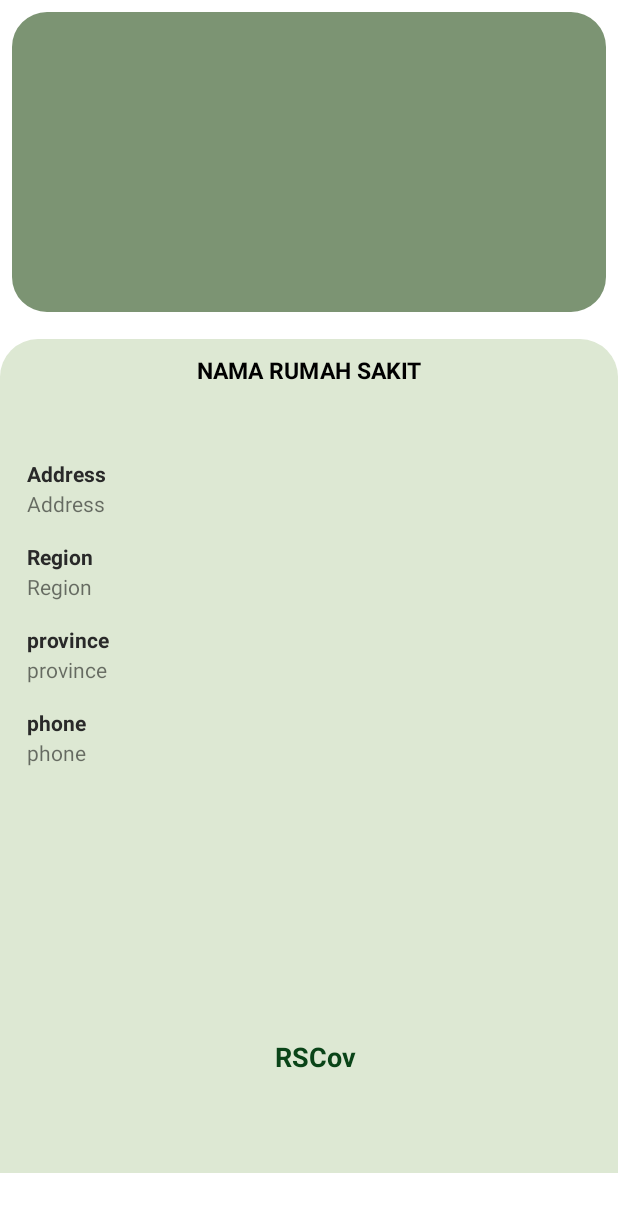
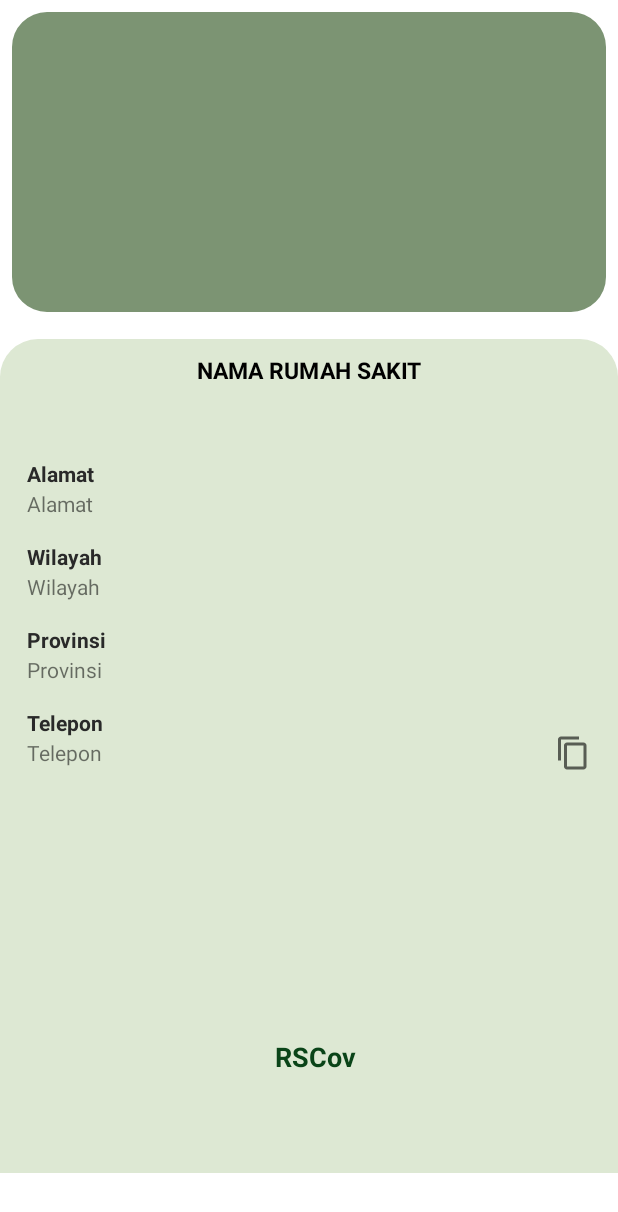
Before and after one commit to NurMuhammadSyaifuddin/RSCov, an Android app: the layout activity_detail.xml on its own in the app's theme, with its tools: preview values and no code run, on a phone screen of 412 x 824 dp. Shown: the top 1212 px of the screen. Run offline under Robolectric (Android 15) with nearby library versions, the phone set to English and light mode, and no system bars.

Commit message:
make a phone number copy paste feature

```diff
--- a/app/src/main/AndroidManifest.xml
+++ b/app/src/main/AndroidManifest.xml
@@ -26,7 +26,8 @@
         <activity android:name=".ui.detail.DetailActivity" />
         <activity
             android:name=".ui.main.MainActivity"
-            android:exported="true"/>
+            android:exported="true"
+            android:configChanges="orientation"/>
     </application>
 
 </manifest>
--- /dev/null
+++ b/app/src/main/res/drawable/ic_copas.xml
@@ -0,0 +1,10 @@
+<vector xmlns:android="http://schemas.android.com/apk/res/android"
+    android:width="24dp"
+    android:height="24dp"
+    android:viewportWidth="24"
+    android:viewportHeight="24"
+    android:tint="?attr/colorControlNormal">
+  <path
+      android:fillColor="@android:color/white"
+      android:pathData="M16,1L4,1c-1.1,0 -2,0.9 -2,2v14h2L4,3h12L16,1zM19,5L8,5c-1.1,0 -2,0.9 -2,2v14c0,1.1 0.9,2 2,2h11c1.1,0 2,-0.9 2,-2L21,7c0,-1.1 -0.9,-2 -2,-2zM19,21L8,21L8,7h11v14z"/>
+</vector>
--- a/app/src/main/res/layout/activity_detail.xml
+++ b/app/src/main/res/layout/activity_detail.xml
@@ -149,9 +149,20 @@
                 android:layout_marginTop="@dimen/dp_20"
                 android:text="@string/Phone"
                 android:textSize="@dimen/sp_14"
-                app:layout_constraintEnd_toEndOf="parent"
+                android:textIsSelectable="true"
                 app:layout_constraintStart_toStartOf="parent"
                 app:layout_constraintTop_toTopOf="@id/title_phone" />
+
+            <ImageView
+                android:id="@+id/img_copas"
+                android:layout_width="wrap_content"
+                android:layout_height="wrap_content"
+                android:src="@drawable/ic_copas"
+                android:layout_marginEnd="@dimen/dp_8"
+                app:layout_constraintEnd_toEndOf="@id/tv_phone"
+                app:layout_constraintTop_toTopOf="@id/tv_phone"
+                app:layout_constraintBottom_toBottomOf="@id/tv_phone"
+                tools:ignore="ContentDescription"/>
 
             <TextView
                 android:id="@+id/text_view_rscov"
--- a/app/src/main/res/values/strings.xml
+++ b/app/src/main/res/values/strings.xml
@@ -1,15 +1,15 @@
 <resources>
     <string name="app_name">RSCov</string>
     <string name="nama_rumah_sakit">NAMA RUMAH SAKIT</string>
-    <string name="address">Address</string>
-    <string name="region">Region</string>
-    <string name="Province">province</string>
-    <string name="Phone">phone</string>
+    <string name="address">Alamat</string>
+    <string name="region">Wilayah</string>
+    <string name="Province">Provinsi</string>
+    <string name="Phone">Telepon</string>
     <string name="rscov">RSCov</string>
     <string name="location">Semarang</string>
     <string name="error">Error</string>
     <string name="default_text">-</string>
-    <string name="search">Search</string>
+    <string name="search">Cari berdasarkan wilayah</string>
     <string name="failed_connect">Gagal memuat. Periksa koneksi internet Anda</string>
     <string name="reload">Muat ulang</string>
     <string name="no_data">Hasil pencarian \"%s\" tidak ditemukan</string>
```
Also changed, not shown: app/src/main/java/com/project/rscov/ui/detail/DetailActivity.kt (+17 -0 lines), app/src/main/java/com/project/rscov/ui/main/MainActivity.kt (+6 -6 lines), app/src/main/java/com/project/rscov/utils/Utils.kt (+10 -3 lines).
